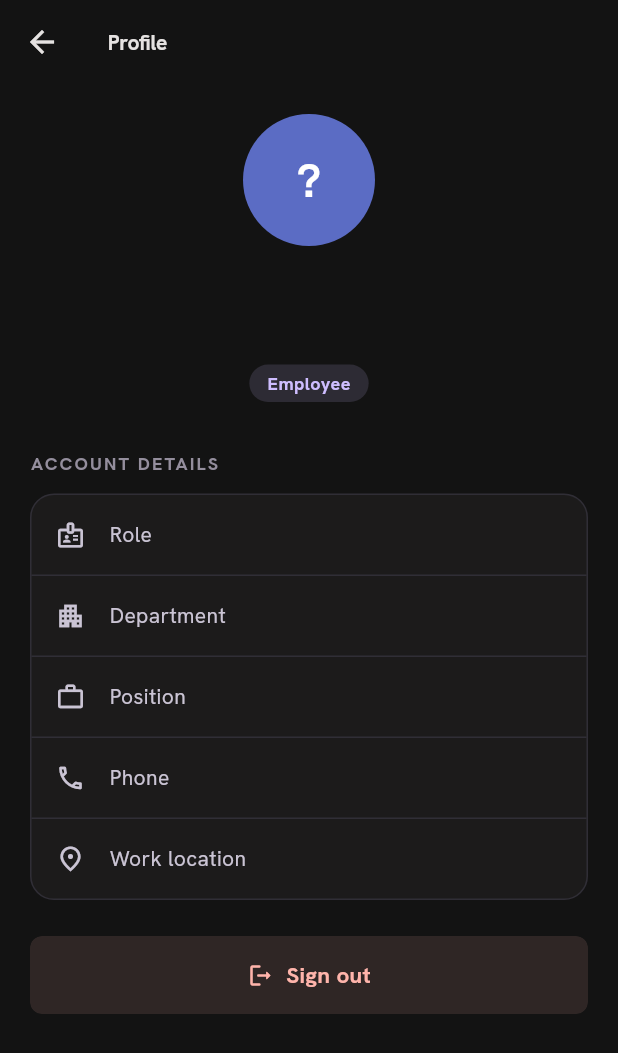
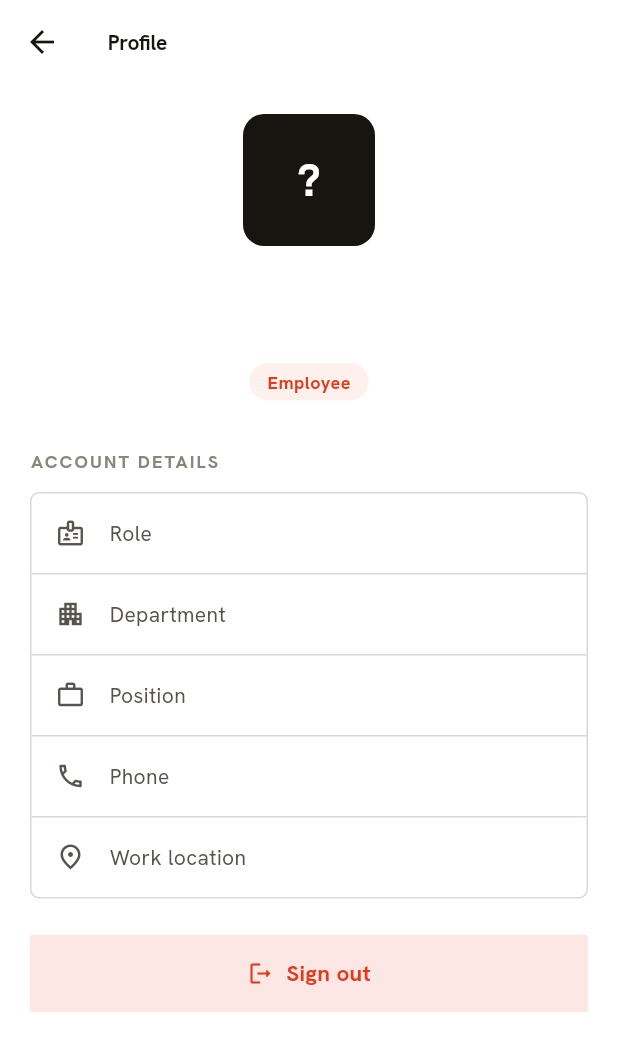
Before and after one commit to Aniudupa15/WorkTrack, a Flutter app: the ProfileScreen screen opened directly, on a phone screen of 412 x 824 dp. Shown: the top 1053 px of the screen. Run offline on Flutter 3.47's test engine with Material 3 defaults, Android fonts, the phone set to English and light mode, and no system bars; our stand-ins replace cloud_firestore, cloud_functions, connectivity_plus, firebase_analytics, firebase_auth, firebase_core and 13 more; accounts and stored records are empty.

Commit message:
Retheme to red/black/white editorial identity (v1.0.7+8)
Replaces Aura Deep Noir with the crisp editorial look from the new
mockups — token + component swap, all screens re-skin through AppColors:
- Palette: white paper, ink text, single vermilion accent (#E23A1A);
  present=ink, late=grey, absent/rejected=red
- Locked to light theme
- Heavy grotesk display headlines (drop Newsreader serif); Hanken
  Grotesk throughout
- Sharp near-square radius scale (2/4/6/8)
- Avatar: black rounded-square + white initials
- StatusBadge: outlined for positive states, red-filled for attention
- Filter chips: ink-filled selected / outlined idle
- Flat hairline cards (no shadow); red approve / outlined reject;
  red check-in confirm

```diff
--- a/attendance_app/lib/core/theme/app_colors.dart
+++ b/attendance_app/lib/core/theme/app_colors.dart
@@ -54,43 +54,42 @@ class AppColors extends ThemeExtension<AppColors> {
   /// Foreground on top of [brand].
   final Color onBrand;
 
-  // "Deep Noir" dark theme (Aura) — a warm off-black base with tonal layers,
-  // a lavender primary, and teal reserved for success. OLED-ready: hierarchy
-  // comes from surface brightness, not shadows.
-  static const AppColors dark = AppColors(
-    brand: Color(0xFFCEBDFF), // lavender primary
-    brandSoft: Color(0x24CEBDFF), // ~14% lavender wash
-    background: Color(0xFF131313),
-    surface: Color(0xFF1C1B1B), // Level-1 card
-    surfaceMuted: Color(0xFF201F1F), // inset panels / fields
-    border: Color(0xFF302E36), // subtle warm hairline
-    textPrimary: Color(0xFFE5E2E1), // on-surface
-    textSecondary: Color(0xFFCAC4D4), // on-surface-variant
-    textTertiary: Color(0xFF948E9D), // outline
-    success: Color(0xFF44E2CD), // teal — "Checked In"
-    warning: Color(0xFFF2C26B), // amber — late / pending (functional accent)
-    danger: Color(0xFFFFB4AB), // error
-    info: Color(0xFFA9C7FF), // periwinkle — info / half-day
-    onBrand: Color(0xFF381385), // dark text on lavender
+  // Editorial red/black/white — a sharp, high-contrast light identity: white
+  // paper, ink text, a single vermilion accent for actions and attention.
+  // Present/on-time read as ink; late is grey; absent/rejected are red.
+  static const AppColors light = AppColors(
+    brand: Color(0xFFE23A1A), // vermilion — primary actions & attention
+    brandSoft: Color(0x14E23A1A),
+    background: Color(0xFFFFFFFF),
+    surface: Color(0xFFFFFFFF),
+    surfaceMuted: Color(0xFFF3F2EF), // inset boxes / fields
+    border: Color(0xFFDBD8D2), // clean hairline
+    textPrimary: Color(0xFF17150F), // near-black ink
+    textSecondary: Color(0xFF57544C),
+    textTertiary: Color(0xFF8A867C),
+    success: Color(0xFF17150F), // ink — present / on-time / approved
+    warning: Color(0xFF8A867C), // grey — late
+    danger: Color(0xFFE23A1A), // red — absent / rejected
+    info: Color(0xFFB0ACA2), // light grey — half-day
+    onBrand: Color(0xFFFFFFFF),
   );
 
-  // Light counterpart in the same lavender/teal/rose family, so the toggle
-  // still reads as "Aura" rather than a different product. Derived from Aura's
-  // inverse / fixed tokens (inverse-primary #674BB5).
-  static const AppColors light = AppColors(
-    brand: Color(0xFF674BB5), // inverse-primary lavender
-    brandSoft: Color(0x14674BB5),
-    background: Color(0xFFF6F4F2),
-    surface: Color(0xFFFFFFFF),
-    surfaceMuted: Color(0xFFEFECF4),
-    border: Color(0xFFE4E0EA),
-    textPrimary: Color(0xFF1C1B1F),
-    textSecondary: Color(0xFF49454E),
-    textTertiary: Color(0xFF7A7580),
-    success: Color(0xFF0F766E), // deep teal, legible on light
-    warning: Color(0xFF9A6B12),
-    danger: Color(0xFFB3261E),
-    info: Color(0xFF3B5BDB),
+  // Dark counterpart in the same red/ink family (kept coherent; the app is
+  // currently locked to the light editorial identity).
+  static const AppColors dark = AppColors(
+    brand: Color(0xFFFF4A2E),
+    brandSoft: Color(0x1FFF4A2E),
+    background: Color(0xFF0E0E0E),
+    surface: Color(0xFF161616),
+    surfaceMuted: Color(0xFF1E1E1E),
+    border: Color(0xFF2C2C2C),
+    textPrimary: Color(0xFFF2F0EA),
+    textSecondary: Color(0xFFA8A49B),
+    textTertiary: Color(0xFF736F66),
+    success: Color(0xFFF2F0EA), // ink→light for present/on-time on dark
+    warning: Color(0xFF8A867C),
+    danger: Color(0xFFFF4A2E),
+    info: Color(0xFF6B6B6B),
     onBrand: Color(0xFFFFFFFF),
   );
 
--- a/attendance_app/lib/core/theme/app_spacing.dart
+++ b/attendance_app/lib/core/theme/app_spacing.dart
@@ -14,14 +14,15 @@ class AppSpacing {
   static const double xxxl = 32;
 }
 
-/// Corner-radius tokens.
+/// Corner-radius tokens. Editorial identity: crisp, near-square corners — a
+/// small, restrained rounding rather than soft pills.
 class AppRadius {
   const AppRadius._();
 
-  static const double sm = 8;
-  static const double md = 12;
-  static const double lg = 16;
-  static const double xl = 20;
-  static const double xxl = 24;
+  static const double sm = 2;
+  static const double md = 4;
+  static const double lg = 6;
+  static const double xl = 8;
+  static const double xxl = 10;
   static const double pill = 999;
 }
--- a/attendance_app/lib/core/widgets/app_card.dart
+++ b/attendance_app/lib/core/widgets/app_card.dart
@@ -38,22 +38,14 @@ class AppCard extends StatelessWidget {
   @override
   Widget build(BuildContext context) {
     final colors = context.colors;
-    final isDark = Theme.of(context).brightness == Brightness.dark;
+    // Editorial cards are flat and hairline-defined — [elevated] is retained
+    // for API compatibility but no longer paints a shadow.
     final surface = Container(
       padding: padding,
       decoration: BoxDecoration(
         color: color ?? colors.surface,
         borderRadius: BorderRadius.circular(radius),
         border: border ? Border.all(color: colors.border) : null,
-        boxShadow: elevated && !isDark
-            ? [
-                BoxShadow(
-                  color: const Color(0xFF101828).withValues(alpha: 0.05),
-                  blurRadius: 16,
-                  offset: const Offset(0, 6),
-                ),
-              ]
-            : null,
       ),
       child: child,
     );
--- a/attendance_app/lib/core/widgets/avatar.dart
+++ b/attendance_app/lib/core/widgets/avatar.dart
@@ -1,30 +1,18 @@
 import 'package:flutter/material.dart';
 
-/// A circular initials avatar with a deterministic, muted accent derived from
-/// the person's name — so the same employee always gets the same colour, and
-/// a list of them reads as a calm, curated set rather than a rainbow.
+import '../theme/app_colors.dart';
+
+/// A square, ink-filled avatar with white initials — the editorial identity's
+/// signature "stamp". Rounded just enough to read as intentional, not soft.
 ///
-/// The palette is intentionally desaturated and tuned to sit well on both the
-/// warm-paper light theme and the ink dark theme (the way Notion / Linear pick
-/// avatar colours). Initials use white for legible contrast on every swatch.
+/// (Kept the [name]/[size]/[imageUrl] API; the deterministic colour set was
+/// dropped in favour of a single high-contrast ink block.)
 class Avatar extends StatelessWidget {
   const Avatar({super.key, required this.name, this.size = 40, this.imageUrl});
 
   final String name;
   final double size;
   final String? imageUrl;
-
-  // Curated, muted accents — desaturated jewel tones, not candy colours.
-  static const List<Color> _palette = [
-    Color(0xFF5B6CC4), // indigo
-    Color(0xFF3E8E7E), // teal
-    Color(0xFFB4693E), // clay
-    Color(0xFF8A5CB4), // plum
-    Color(0xFF4F87B5), // steel blue
-    Color(0xFFB0813B), // ochre
-    Color(0xFFA65468), // rosewood
-    Color(0xFF5E8C4A), // moss
-  ];
 
   String get _initials {
     final parts = name.trim().split(RegExp(r'\s+')).where((p) => p.isNotEmpty);
@@ -36,24 +24,17 @@ class Avatar extends StatelessWidget {
     return (parts.first[0] + parts.last[0]).toUpperCase();
   }
 
-  Color get _bg {
-    var hash = 0;
-    for (final c in name.codeUnits) {
-      hash = (hash * 31 + c) & 0x7fffffff;
-    }
-    return _palette[hash % _palette.length];
-  }
-
   @override
   Widget build(BuildContext context) {
-    final bg = _bg;
+    final colors = context.colors;
+    final radius = size * 0.16;
     return Container(
       width: size,
       height: size,
       alignment: Alignment.center,
       decoration: BoxDecoration(
-        color: bg,
-        shape: BoxShape.circle,
+        color: colors.textPrimary,
+        borderRadius: BorderRadius.circular(radius),
         image: imageUrl != null && imageUrl!.isNotEmpty
             ? DecorationImage(image: NetworkImage(imageUrl!), fit: BoxFit.cover)
             : null,
@@ -62,9 +43,9 @@ class Avatar extends StatelessWidget {
           ? Text(
               _initials,
               style: TextStyle(
-                color: Colors.white,
-                fontSize: size * 0.36,
-                fontWeight: FontWeight.w700,
+                color: colors.background,
+                fontSize: size * 0.34,
+                fontWeight: FontWeight.w800,
                 letterSpacing: 0.2,
               ),
             )
--- a/attendance_app/lib/features/admin/leave_management.dart
+++ b/attendance_app/lib/features/admin/leave_management.dart
@@ -221,7 +221,7 @@ class _LeaveCard extends StatelessWidget {
                   child: AppButton(
                     label: 'Reject',
                     icon: Icons.close_rounded,
-                    variant: AppButtonVariant.danger,
+                    variant: AppButtonVariant.secondary,
                     size: AppButtonSize.small,
                     onPressed: () => _updateStatus(context, 'rejected'),
                   ),
@@ -283,7 +283,7 @@ class _ApproveButton extends StatelessWidget {
   @override
   Widget build(BuildContext context) {
     final colors = context.colors;
-    final fg = AppColors.onColor(colors.success);
+    final fg = AppColors.onColor(colors.brand);
     return Pressable(
       onTap: onPressed,
       borderRadius: BorderRadius.circular(AppRadius.sm),
@@ -291,7 +291,7 @@ class _ApproveButton extends StatelessWidget {
         height: 40,
         alignment: Alignment.center,
         decoration: BoxDecoration(
-          color: colors.success,
+          color: colors.brand,
           borderRadius: BorderRadius.circular(AppRadius.sm),
         ),
         child: Row(
--- a/attendance_app/lib/features/employee/mark_attendance.dart
+++ b/attendance_app/lib/features/employee/mark_attendance.dart
@@ -420,7 +420,7 @@ class _MarkAttendanceScreenState extends State<MarkAttendanceScreen> {
               child: AppLoader(),
             )
           else if (_todayAttendance == null)
-            _actionBtn('Confirm check-in', colors.success, _checkIn)
+            _actionBtn('Confirm check-in', colors.brand, _checkIn)
           else if (_todayAttendance!.checkOut == null)
             _actionBtn('Complete check-out', colors.danger, _checkOut)
           else
--- a/attendance_app/lib/features/shared/settings_screen.dart
+++ b/attendance_app/lib/features/shared/settings_screen.dart
@@ -13,7 +13,7 @@ class SettingsScreen extends StatelessWidget {
   // Hosted on GitHub Pages (docs/ folder). Update if the Pages URL changes.
   static const _privacyUrl =
       'https://aniudupa15.github.io/WorkTrack/privacy-policy.html';
-  static const _version = '1.0.6 (7)';
+  static const _version = '1.0.7 (8)';
 
   @override
   Widget build(BuildContext context) {
--- a/attendance_app/pubspec.yaml
+++ b/attendance_app/pubspec.yaml
@@ -1,7 +1,7 @@
 name: attendance_app
 description: "PunchIn — Firebase-powered Workplace Attendance Tracking App"
 publish_to: 'none'
-version: 1.0.6+7
+version: 1.0.7+8
 
 environment:
   sdk: ^3.8.0
@@ -58,9 +58,6 @@ flutter:
     - family: HankenGrotesk
       fonts:
         - asset: assets/fonts/HankenGrotesk.ttf
-    - family: Newsreader
-      fonts:
-        - asset: assets/fonts/Newsreader.ttf
 
 # Branded splash screen (generated: `dart run flutter_native_splash:create`).
 flutter_native_splash:
```
Also changed, not shown: attendance_app/lib/core/theme/app_theme.dart (+13 -13 lines), attendance_app/lib/core/widgets/app_chip.dart (+12 -8 lines), attendance_app/lib/core/widgets/status_badge.dart (+18 -10 lines), attendance_app/lib/main.dart (+5 -5 lines), attendance_app/assets/fonts/Newsreader.ttf (deleted).
